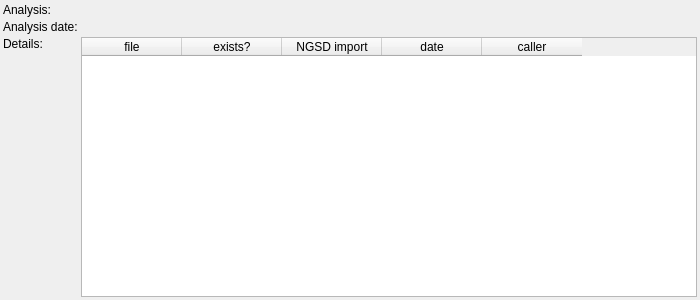
First picture: the form in src/GSvar/AnalysisInformationWidget.ui, repository imgag/ngs-bits, before the edit.
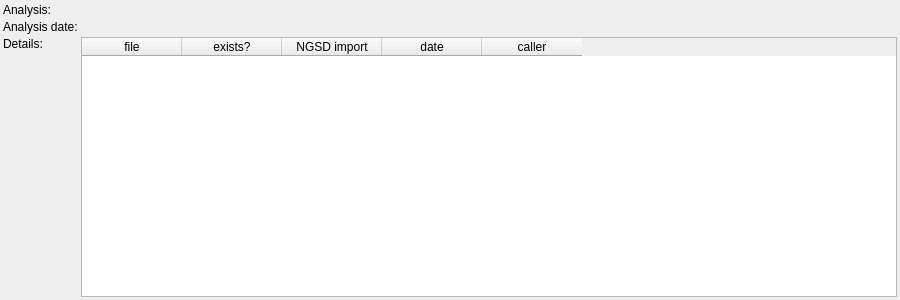
Second picture: the form after the edit.

```diff
--- a/src/GSvar/AnalysisInformationWidget.ui
+++ b/src/GSvar/AnalysisInformationWidget.ui
@@ -6,13 +6,13 @@
    <rect>
     <x>0</x>
     <y>0</y>
-    <width>700</width>
+    <width>900</width>
     <height>300</height>
    </rect>
   </property>
   <property name="minimumSize">
    <size>
-    <width>700</width>
+    <width>900</width>
     <height>300</height>
    </size>
   </property>
```
